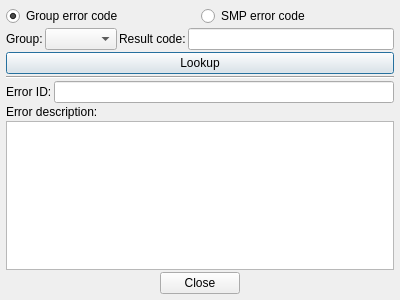
Above: plugins/mcumgr/error_lookup.ui from thedjnK/AuTerm before the change. Below: the same form after it.
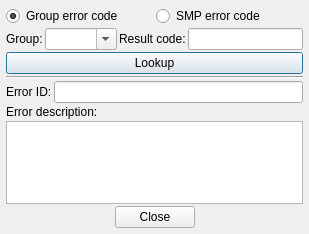
That is the form after the change.

Commit message: plugins: mcumgr: Add error lookup functionality and add group error codes

The edit to the form file:
```diff
--- a/plugins/mcumgr/error_lookup.ui
+++ b/plugins/mcumgr/error_lookup.ui
@@ -6,8 +6,8 @@
    <rect>
     <x>0</x>
     <y>0</y>
-    <width>400</width>
-    <height>300</height>
+    <width>309</width>
+    <height>234</height>
    </rect>
   </property>
   <property name="windowTitle">
@@ -66,7 +66,11 @@
       </widget>
      </item>
      <item row="0" column="1">
-      <widget class="QComboBox" name="combo_group"/>
+      <widget class="QComboBox" name="combo_group">
+       <property name="editable">
+        <bool>true</bool>
+       </property>
+      </widget>
      </item>
      <item row="0" column="0">
       <widget class="QLabel" name="label">
@@ -107,7 +111,11 @@
       </widget>
      </item>
      <item>
-      <widget class="QLineEdit" name="edit_error_id"/>
+      <widget class="QLineEdit" name="edit_error_id">
+       <property name="readOnly">
+        <bool>true</bool>
+       </property>
+      </widget>
      </item>
     </layout>
    </item>
@@ -119,7 +127,14 @@
     </widget>
    </item>
    <item>
-    <widget class="QPlainTextEdit" name="edit_error_description"/>
+    <widget class="QPlainTextEdit" name="edit_error_description">
+     <property name="undoRedoEnabled">
+      <bool>false</bool>
+     </property>
+     <property name="readOnly">
+      <bool>true</bool>
+     </property>
+    </widget>
    </item>
    <item>
     <widget class="QDialogButtonBox" name="buttonBox">
```
The commit also changes 15 other files.
